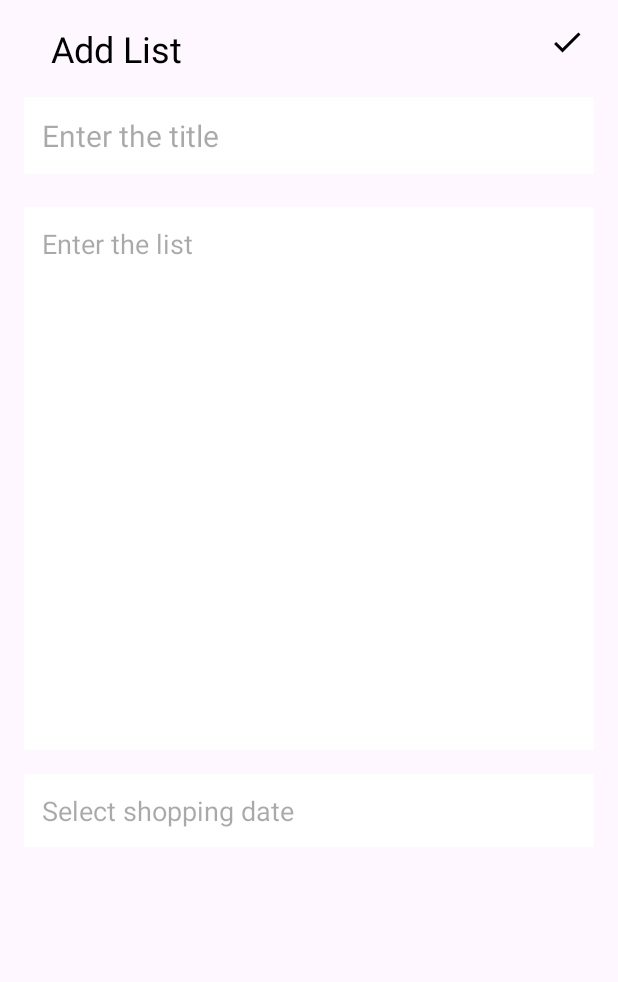
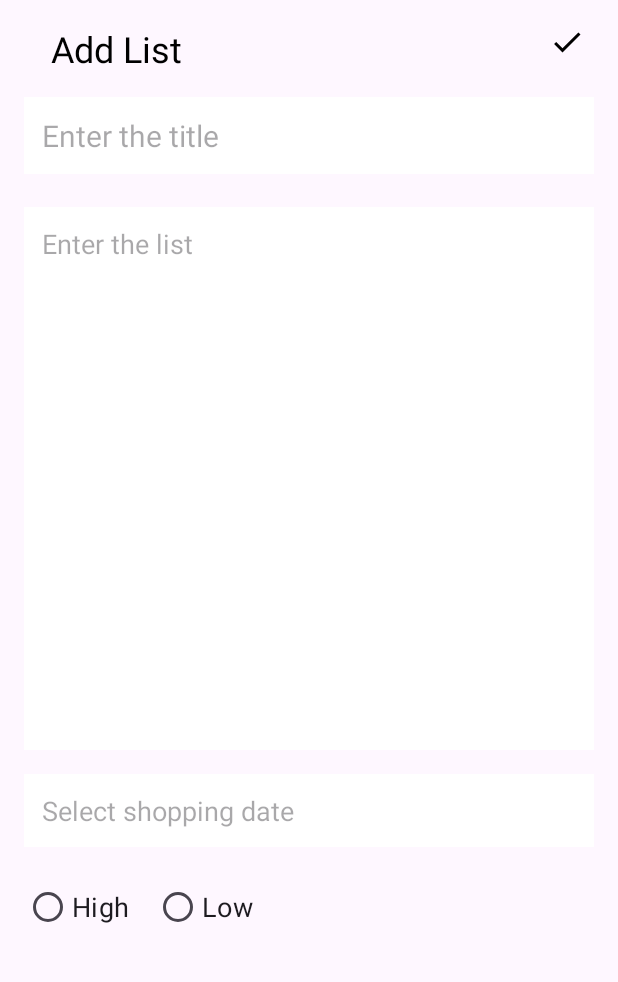
Before and after one commit to paras603/easy-cart, an Android app: the screen it shows after launch (CreateShoppingListActivity), after a tap on an icon or button, on a phone screen of 412 x 824 dp, the part 120-1102 px from its top. Run offline under Robolectric (Android 15) with nearby library versions, the phone set to English and light mode, and no system bars.

Commit message:
#8 user can set the priority level of the list

```diff
--- a/app/src/main/java/com/example/easy_cart/ShoppingListDatabaseHelper.kt
+++ b/app/src/main/java/com/example/easy_cart/ShoppingListDatabaseHelper.kt
@@ -9,16 +9,18 @@ import androidx.core.database.getStringOrNull
 class ShoppingListDatabaseHelper(context: Context) : SQLiteOpenHelper(context, DATABASE_NAME, null, DATABASE_VERSION) {
     companion object{
         private const val DATABASE_NAME = "shoppinglist.db"
-        private const val DATABASE_VERSION = 2
+        private const val DATABASE_VERSION = 3
         private const val TABLE_NAME = "alllist"
         private const val COLUMN_ID = "id"
         private const val COLUMN_TITLE = "title"
         private const val COLUMN_CONTENT = "content"
         private const val COLUMN_DATE = "shopping_date"
+        private const val COLUMN_PRIORITY = "priority"
+
     }
 
     override fun onCreate(db: SQLiteDatabase?) {
-        val createTableQuery = "CREATE TABLE $TABLE_NAME ($COLUMN_ID INTEGER PRIMARY KEY, $COLUMN_TITLE TEXT, $COLUMN_CONTENT TEXT, $COLUMN_DATE TEXT, deleted INTEGER DEFAULT 0, favorite INTEGER DEFAULT 0)"
+        val createTableQuery = "CREATE TABLE $TABLE_NAME ($COLUMN_ID INTEGER PRIMARY KEY, $COLUMN_TITLE TEXT, $COLUMN_CONTENT TEXT, $COLUMN_DATE TEXT, deleted INTEGER DEFAULT 0, favorite INTEGER DEFAULT 0, $COLUMN_PRIORITY TEXT)"
         db?.execSQL(createTableQuery)
     }
 
@@ -36,6 +38,7 @@ class ShoppingListDatabaseHelper(context: Context) : SQLiteOpenHelper(context, D
             put(COLUMN_DATE, shoppingList.shoppingDate)
             put("deleted", if (shoppingList.deleted) 1 else 0)
             put("favorite", if (shoppingList.favorite) 1 else 0)
+            put(COLUMN_PRIORITY, shoppingList.priority)
         }
         db.insert(TABLE_NAME, null, values)
         db.close()
@@ -54,7 +57,8 @@ class ShoppingListDatabaseHelper(context: Context) : SQLiteOpenHelper(context, D
             val shoppingDate = cursor.getString(cursor.getColumnIndexOrThrow(COLUMN_DATE))
             val deleted = cursor.getInt(cursor.getColumnIndexOrThrow("deleted")) == 1
             val favorite = cursor.getInt(cursor.getColumnIndexOrThrow("favorite")) == 1
-            val sList = ShoppingList(id, title, content,shoppingDate, deleted, favorite)
+            val priority = cursor.getString(cursor.getColumnIndexOrThrow(COLUMN_PRIORITY))
+            val sList = ShoppingList(id, title, content,shoppingDate, deleted, favorite, priority)
             shoppingList.add(sList)
         }
         cursor.close()
@@ -75,7 +79,8 @@ class ShoppingListDatabaseHelper(context: Context) : SQLiteOpenHelper(context, D
             val shoppingDate = cursor.getString(cursor.getColumnIndexOrThrow(COLUMN_DATE))
             val deleted = cursor.getInt(cursor.getColumnIndexOrThrow("deleted")) == 1
             val favorite = cursor.getInt(cursor.getColumnIndexOrThrow("favorite")) == 1
-            val sList = ShoppingList(id, title, content, shoppingDate, deleted, favorite)
+            val priority = cursor.getString(cursor.getColumnIndexOrThrow(COLUMN_PRIORITY))
+            val sList = ShoppingList(id, title, content, shoppingDate, deleted, favorite, priority)
             shoppingList.add(sList)
         }
         cursor.close()
@@ -96,7 +101,8 @@ class ShoppingListDatabaseHelper(context: Context) : SQLiteOpenHelper(context, D
             val shoppingDate = cursor.getString(cursor.getColumnIndexOrThrow(COLUMN_DATE))
             val deleted = cursor.getInt(cursor.getColumnIndexOrThrow("deleted")) == 1
             val favorite = cursor.getInt(cursor.getColumnIndexOrThrow("favorite")) == 1
-            val sList = ShoppingList(id, title, content, shoppingDate, deleted, favorite)
+            val priority = cursor.getString(cursor.getColumnIndexOrThrow(COLUMN_PRIORITY))
+            val sList = ShoppingList(id, title, content, shoppingDate, deleted, favorite, priority)
             shoppingList.add(sList)
         }
         cursor.close()
@@ -112,6 +118,7 @@ class ShoppingListDatabaseHelper(context: Context) : SQLiteOpenHelper(context, D
             put(COLUMN_DATE, shoppingList.shoppingDate)
             put("deleted", if (shoppingList.deleted) 1 else 0)
             put("favorite", if (shoppingList.favorite) 1 else 0)
+            put(COLUMN_PRIORITY, shoppingList.priority)
         }
         val whereClause = "$COLUMN_ID = ?"
         val whereArgs = arrayOf(shoppingList.id.toString())
@@ -131,9 +138,10 @@ class ShoppingListDatabaseHelper(context: Context) : SQLiteOpenHelper(context, D
         val shoppingDate = cursor.getString(cursor.getColumnIndexOrThrow(COLUMN_DATE))
         val deleted = cursor.getInt(cursor.getColumnIndexOrThrow("deleted")) == 1
         val favorite = cursor.getInt(cursor.getColumnIndexOrThrow("favorite")) == 1
+        val priority = cursor.getString(cursor.getColumnIndexOrThrow(COLUMN_PRIORITY))
         cursor.close()
         db.close()
-        return ShoppingList(id, title, content, shoppingDate, deleted, favorite);
+        return ShoppingList(id, title, content, shoppingDate, deleted, favorite, priority);
     }
 
     fun deleteList (listId: Int){
--- /dev/null
+++ b/app/src/main/res/drawable/baseline_notification_important_24.xml
@@ -0,0 +1,5 @@
+<vector xmlns:android="http://schemas.android.com/apk/res/android" android:height="24dp" android:tint="#000000" android:viewportHeight="24" android:viewportWidth="24" android:width="24dp">
+
+    <path android:fillColor="@android:color/white" android:pathData="M18,16v-5c0,-3.07 -1.64,-5.64 -4.5,-6.32L13.5,4c0,-0.83 -0.67,-1.5 -1.5,-1.5s-1.5,0.67 -1.5,1.5v0.68C7.63,5.36 6,7.92 6,11v5l-2,2v1h16v-1l-2,-2zM13,16h-2v-2h2v2zM13,12h-2L11,8h2v4zM12,22c1.1,0 2,-0.9 2,-2h-4c0,1.1 0.89,2 2,2z"/>
+
+</vector>
--- a/app/src/main/res/layout/activity_create_shopping_list.xml
+++ b/app/src/main/res/layout/activity_create_shopping_list.xml
@@ -88,5 +88,32 @@
         android:focusable="false"
         android:clickable="true"/>
 
+    <!-- Priority Level (Radio Group) -->
+    <RadioGroup
+        android:id="@+id/priorityRadioGroup"
+        android:layout_width="wrap_content"
+        android:layout_height="wrap_content"
+        android:layout_below="@id/dateEditText"
+        android:layout_marginTop="16dp"
+        android:orientation="horizontal">
+
+        <!-- High Priority -->
+        <RadioButton
+            android:id="@+id/highPriorityRadioButton"
+            android:layout_width="wrap_content"
+            android:layout_height="wrap_content"
+            android:text="High"
+            android:textSize="18sp" />
+
+        <!-- Low Priority -->
+        <RadioButton
+            android:id="@+id/lowPriorityRadioButton"
+            android:layout_width="wrap_content"
+            android:layout_height="wrap_content"
+            android:layout_marginStart="16dp"
+            android:text="Low"
+            android:textSize="18sp" />
+    </RadioGroup>
+
 
 </RelativeLayout>
```
Also changed, not shown: app/src/main/java/com/example/easy_cart/CreateShoppingListActivity.kt (+33 -29 lines), app/src/main/java/com/example/easy_cart/ShoppingList.kt (+9 -1 lines), app/src/main/java/com/example/easy_cart/ShoppingListAdapter.kt (+14 -1 lines), app/src/main/java/com/example/easy_cart/UpdateShoppingListActivity.kt (+28 -5 lines), app/src/main/res/layout/activity_update_shopping_list.xml (+21 -0 lines), app/src/main/res/layout/shopping_item.xml (+27 -0 lines), 1 other file.
